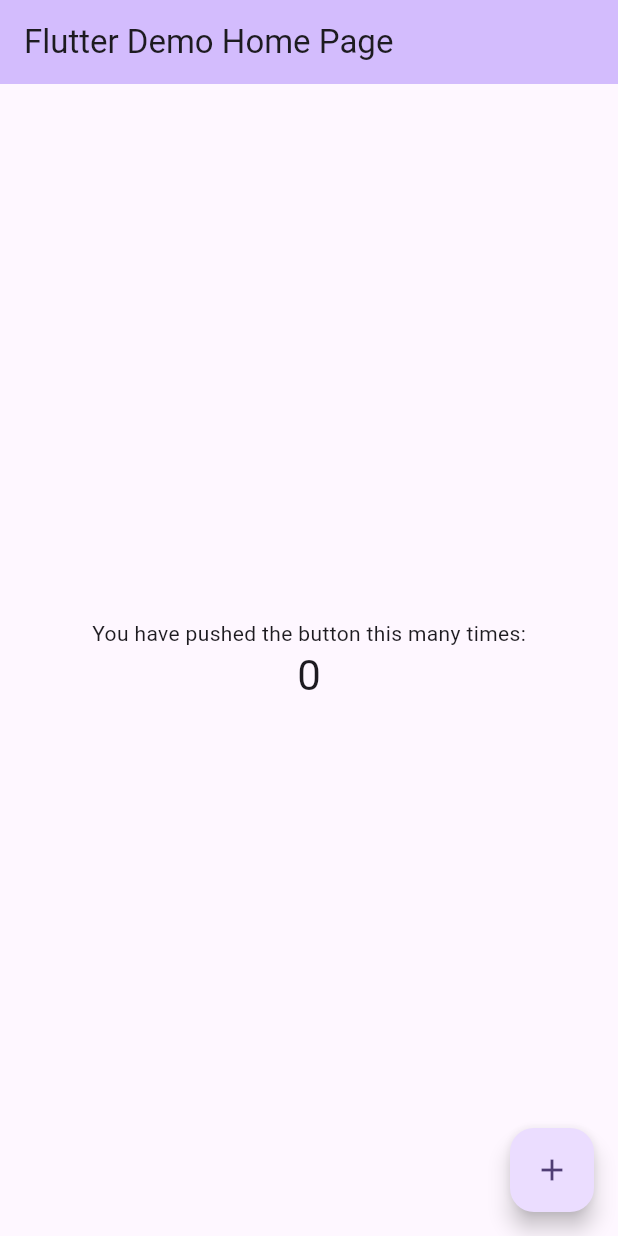
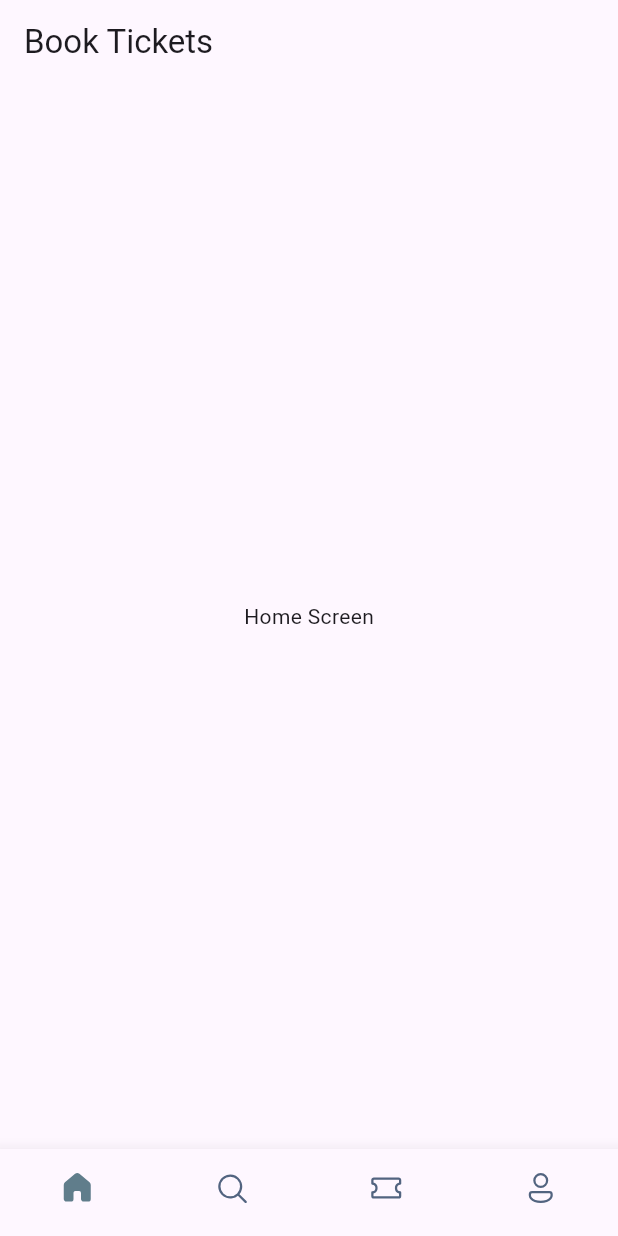
Before and after one commit to ArnabC27/booktickets, a Flutter app: the screen it shows after launch, on a phone screen of 412 x 824 dp. Run offline on Flutter 3.47's test engine with Material 3 defaults, Android fonts, the phone set to English and light mode, and no system bars; our stand-ins replace fluentui_icons.

Commit message:
First commit

```diff
--- a/lib/main.dart
+++ b/lib/main.dart
@@ -1,3 +1,4 @@
+import 'package:booktickets/screens/bottom_bar.dart';
 import 'package:flutter/material.dart';
 
 void main() {
@@ -5,7 +6,7 @@ void main() {
 }
 
 class MyApp extends StatelessWidget {
-  const MyApp({super.key});
+  const MyApp({Key? key}) : super(key: key);
 
   // This widget is the root of your application.
   @override
@@ -13,113 +14,9 @@ class MyApp extends StatelessWidget {
     return MaterialApp(
       title: 'Flutter Demo',
       theme: ThemeData(
-        // This is the theme of your application.
-        //
-        // TRY THIS: Try running your application with "flutter run". You'll see
-        // the application has a purple toolbar. Then, without quitting the app,
-        // try changing the seedColor in the colorScheme below to Colors.green
-        // and then invoke "hot reload" (save your changes or press the "hot
-        // reload" button in a Flutter-supported IDE, or press "r" if you used
-        // the command line to start the app).
-        //
-        // Notice that the counter didn't reset back to zero; the application
-        // state is not lost during the reload. To reset the state, use hot
-        // restart instead.
-        //
-        // This works for code too, not just values: Most code changes can be
-        // tested with just a hot reload.
-        colorScheme: ColorScheme.fromSeed(seedColor: Colors.deepPurple),
-        useMaterial3: true,
+        primarySwatch: Colors.blue,
       ),
-      home: const MyHomePage(title: 'Flutter Demo Home Page'),
+      home: const BottomBar(),
     );
   }
 }
-
-class MyHomePage extends StatefulWidget {
-  const MyHomePage({super.key, required this.title});
-
-  // This widget is the home page of your application. It is stateful, meaning
-  // that it has a State object (defined below) that contains fields that affect
-  // how it looks.
-
-  // This class is the configuration for the state. It holds the values (in this
-  // case the title) provided by the parent (in this case the App widget) and
-  // used by the build method of the State. Fields in a Widget subclass are
-  // always marked "final".
-
-  final String title;
-
-  @override
-  State<MyHomePage> createState() => _MyHomePageState();
-}
-
-class _MyHomePageState extends State<MyHomePage> {
-  int _counter = 0;
-
-  void _incrementCounter() {
-    setState(() {
-      // This call to setState tells the Flutter framework that something has
-      // changed in this State, which causes it to rerun the build method below
-      // so that the display can reflect the updated values. If we changed
-      // _counter without calling setState(), then the build method would not be
-      // called again, and so nothing would appear to happen.
-      _counter++;
-    });
-  }
-
-  @override
-  Widget build(BuildContext context) {
-    // This method is rerun every time setState is called, for instance as done
-    // by the _incrementCounter method above.
-    //
-    // The Flutter framework has been optimized to make rerunning build methods
-    // fast, so that you can just rebuild anything that needs updating rather
-    // than having to individually change instances of widgets.
-    return Scaffold(
-      appBar: AppBar(
-        // TRY THIS: Try changing the color here to a specific color (to
-        // Colors.amber, perhaps?) and trigger a hot reload to see the AppBar
-        // change color while the other colors stay the same.
-        backgroundColor: Theme.of(context).colorScheme.inversePrimary,
-        // Here we take the value from the MyHomePage object that was created by
-        // the App.build method, and use it to set our appbar title.
-        title: Text(widget.title),
-      ),
-      body: Center(
-        // Center is a layout widget. It takes a single child and positions it
-        // in the middle of the parent.
-        child: Column(
-          // Column is also a layout widget. It takes a list of children and
-          // arranges them vertically. By default, it sizes itself to fit its
-          // children horizontally, and tries to be as tall as its parent.
-          //
-          // Column has various properties to control how it sizes itself and
-          // how it positions its children. Here we use mainAxisAlignment to
-          // center the children vertically; the main axis here is the vertical
-          // axis because Columns are vertical (the cross axis would be
-          // horizontal).
-          //
-          // TRY THIS: Invoke "debug painting" (choose the "Toggle Debug Paint"
-          // action in the IDE, or press "p" in the console), to see the
-          // wireframe for each widget.
-          mainAxisAlignment: MainAxisAlignment.center,
-          children: <Widget>[
-            const Text(
-              'You have pushed the button this many times:',
-            ),
-            Text(
-              '$_counter',
-              style: Theme.of(context).textTheme.headlineMedium,
-            ),
-          ],
-        ),
-      ),
-      floatingActionButton: FloatingActionButton(
-        onPressed: _incrementCounter,
-        tooltip: 'Increment',
-        child: const Icon(Icons.add),
-      ), // This trailing comma makes auto-formatting nicer for build methods.
-    );
-  }
-}
--- /dev/null
+++ b/lib/screens/bottom_bar.dart
@@ -0,0 +1,65 @@
+import 'package:booktickets/screens/home_screen.dart';
+import 'package:fluentui_icons/fluentui_icons.dart';
+import 'package:flutter/cupertino.dart';
+import 'package:flutter/material.dart';
+
+class BottomBar extends StatefulWidget {
+  const BottomBar({super.key});
+
+  @override
+  State<BottomBar> createState() => _BottomBarState();
+}
+
+class _BottomBarState extends State<BottomBar> {
+  int _selectedIndex = 0;
+  static final List<Widget> _widgetOptions = <Widget>[
+    HomeScreen(),
+    const Text("Search"),
+    const Text("Tickets"),
+    const Text("Profile"),
+  ];
+
+  void _onItemTapped(int index) {
+    print('Tapped Index is ${_selectedIndex}');
+
+    setState(() {
+      _selectedIndex = index;
+    });
+  }
+
+  @override
+  Widget build(BuildContext context) {
+    return Scaffold(
+      appBar: AppBar(
+        title: const Text("Book Tickets"),
+      ),
+      body: Center(
+        child: _widgetOptions[_selectedIndex],
+      ),
+      bottomNavigationBar: BottomNavigationBar(
+        currentIndex: _selectedIndex,
+        onTap: _onItemTapped,
+        elevation: 10,
+        showSelectedLabels: false,
+        showUnselectedLabels: false,
+        selectedItemColor: Colors.blueGrey,
+        type: BottomNavigationBarType.fixed,
+        unselectedItemColor: const Color(0xFF526480),
+        items: const [
+          BottomNavigationBarItem(icon: Icon(FluentSystemIcons.ic_fluent_home_regular),
+              activeIcon: Icon(FluentSystemIcons.ic_fluent_home_filled),
+              label: "Home"),
+          BottomNavigationBarItem(icon: Icon(FluentSystemIcons.ic_fluent_search_regular),
+              activeIcon: Icon(FluentSystemIcons.ic_fluent_search_filled),
+              label: "Search"),
+          BottomNavigationBarItem(icon: Icon(FluentSystemIcons.ic_fluent_ticket_regular),
+              activeIcon: Icon(FluentSystemIcons.ic_fluent_ticket_filled),
+              label: "Tickets"),
+          BottomNavigationBarItem(icon: Icon(FluentSystemIcons.ic_fluent_person_regular),
+              activeIcon: Icon(FluentSystemIcons.ic_fluent_person_filled),
+              label: "Profile"),
+        ],
+      ),
+    );
+  }
+}
--- /dev/null
+++ b/lib/screens/home_screen.dart
@@ -0,0 +1,12 @@
+import 'package:flutter/cupertino.dart';
+
+class HomeScreen extends StatelessWidget {
+  const HomeScreen({super.key});
+
+  @override
+  Widget build(BuildContext context) {
+    return Container(
+      child: Text("Home Screen"),
+    );
+  }
+}
--- a/pubspec.yaml
+++ b/pubspec.yaml
@@ -35,6 +35,7 @@ dependencies:
   # The following adds the Cupertino Icons font to your application.
   # Use with the CupertinoIcons class for iOS style icons.
   cupertino_icons: ^1.0.6
+  fluentui_icons: ^1.0.0
 
 dev_dependencies:
   flutter_test:
```
Also changed, not shown: pubspec.lock.
